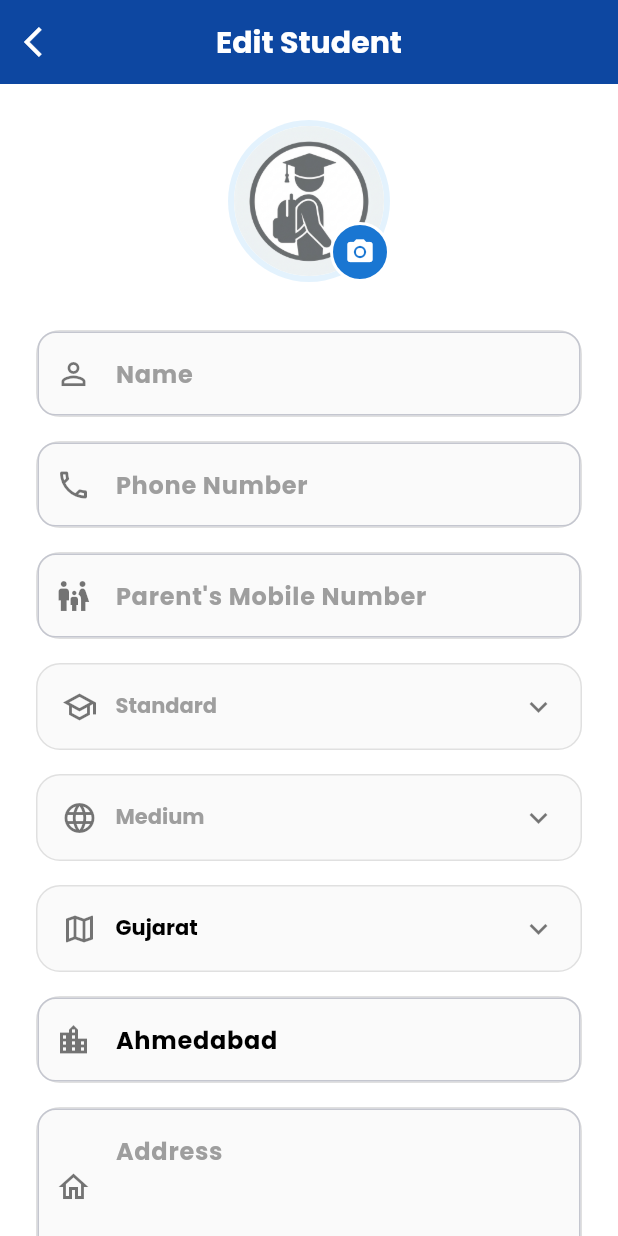
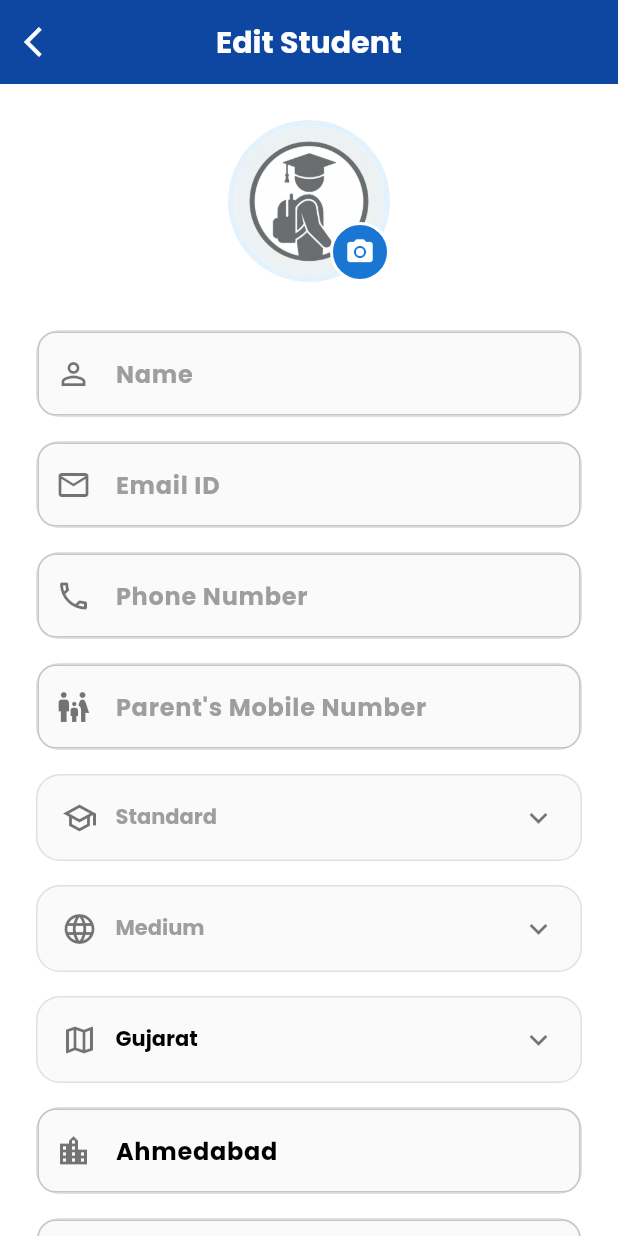
Before and after one commit to Ishan2506/dm_bhatt_classes_assistant, a Flutter app: the EditStudentScreen screen opened directly with empty values, on a phone screen of 412 x 824 dp. Run offline on Flutter 3.47's test engine with Material 3 defaults, Android fonts, the light colour scheme and no system bars; our stand-ins replace bloc, equatable, flutter_bloc, google_fonts, image_picker, shared_preferences; accounts and stored records are empty.

Commit message:
Edit student email field added

```diff
--- a/lib/screen/assistant/edit_student_screen.dart
+++ b/lib/screen/assistant/edit_student_screen.dart
@@ -20,6 +20,7 @@ class _EditStudentScreenState extends State<EditStudentScreen> {
   final _formKey = GlobalKey<FormState>();
 
   late TextEditingController _nameController;
+  late TextEditingController _emailController;
   late TextEditingController _phoneController;
   late TextEditingController _parentPhoneController;
   late TextEditingController _cityController;
@@ -51,6 +52,7 @@ class _EditStudentScreenState extends State<EditStudentScreen> {
     super.initState();
     // Initialize with passed data or defaults
     _nameController = TextEditingController(text: widget.studentData["name"] ?? "");
+    _emailController = TextEditingController(text: widget.studentData["email"] ?? "");
     _phoneController = TextEditingController(text: widget.studentData["phone"] ?? "");
     _parentPhoneController = TextEditingController(text: widget.studentData["parent_phone"] ?? "");
     _cityController = TextEditingController(text: widget.studentData["city"] ?? "Ahmedabad");
@@ -71,6 +73,7 @@ class _EditStudentScreenState extends State<EditStudentScreen> {
   @override
   void dispose() {
     _nameController.dispose();
+    _emailController.dispose();
     _phoneController.dispose();
     _parentPhoneController.dispose();
     _cityController.dispose();
@@ -182,6 +185,20 @@ class _EditStudentScreenState extends State<EditStudentScreen> {
                 hint: "Name",
                 icon: Icons.person_outline,
                 validator: (val) => val!.isEmpty ? "Required" : null,
+              ),
+              const SizedBox(height: 16),
+
+              // Email
+              _buildTextField(
+                controller: _emailController,
+                hint: "Email ID",
+                icon: Icons.email_outlined,
+                inputType: TextInputType.emailAddress,
+                validator: (val) {
+                   if (val == null || val.isEmpty) return "Required";
+                   if (!RegExp(r'^[\w-\.]+@([\w-]+\.)+[\w-]{2,4}$').hasMatch(val)) return "Invalid Email";
+                   return null;
+                },
               ),
               const SizedBox(height: 16),
 
```
